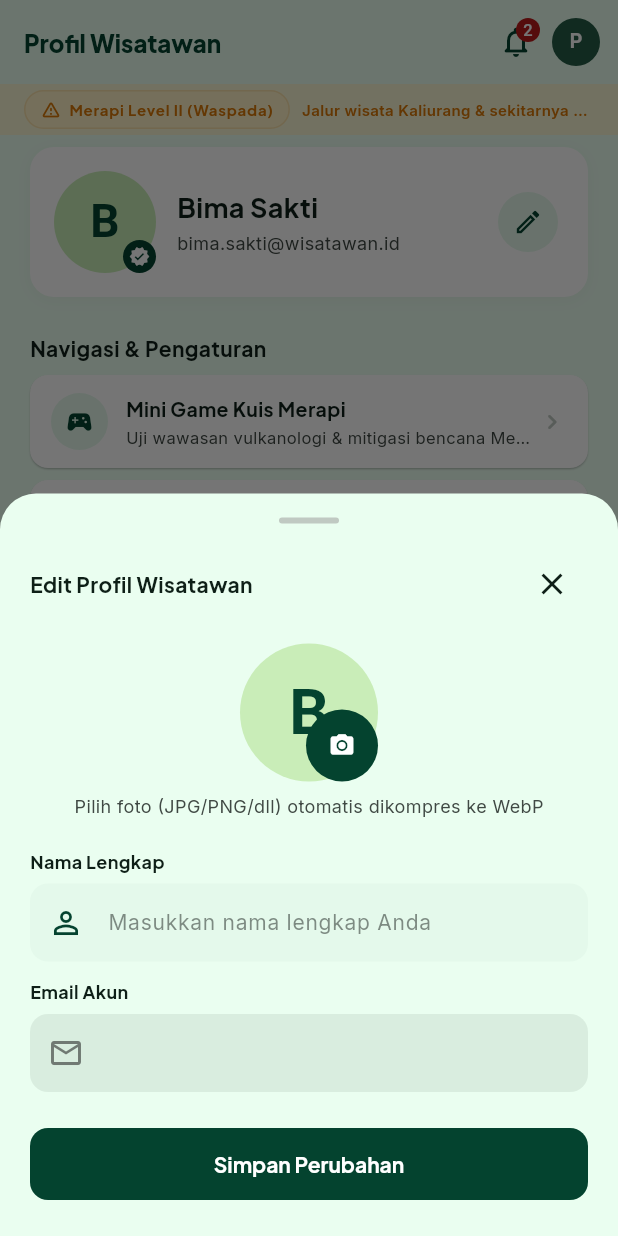
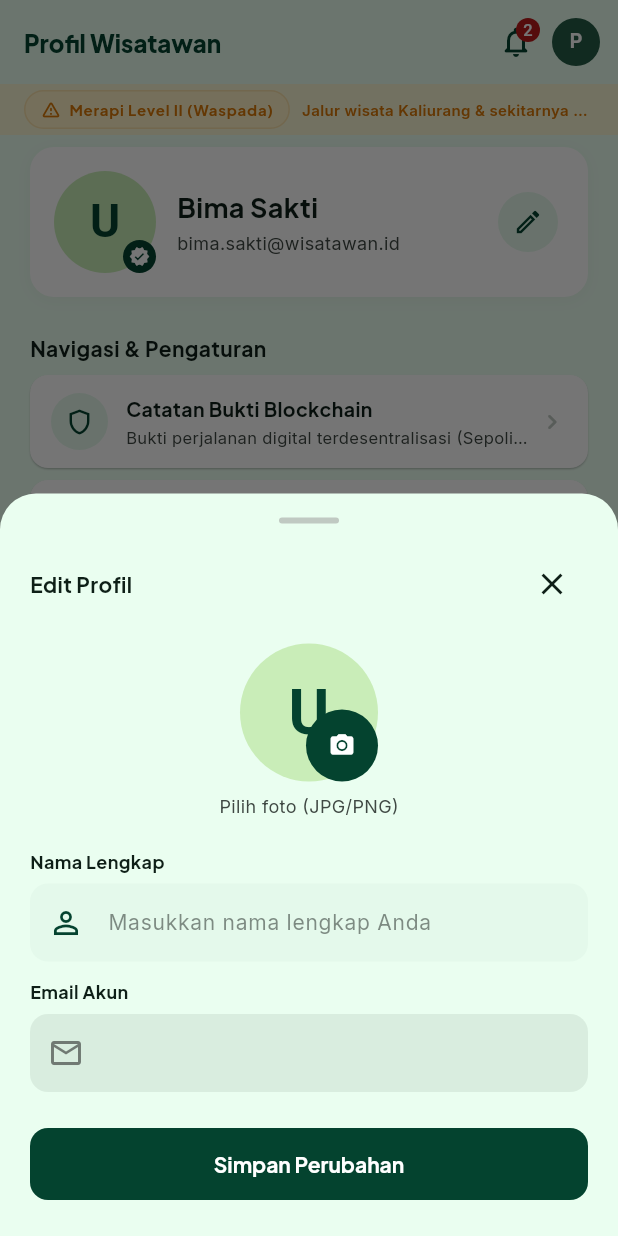
Before and after one commit to BagusFp/mobilehebat, a Flutter app: the MeraTripShellScreen screen opened directly, item 5 of the bottom bar chosen, after a tap on the "edit" icon, on a phone screen of 412 x 824 dp. Run offline on Flutter 3.47's test engine with Material 3 defaults, Android fonts, the phone set to English and light mode, and no system bars; our stand-ins replace flutter_local_notifications, flutter_map, geolocator, google_fonts, image_picker, latlong2 and 6 more; accounts and stored records are empty; network calls fail; project files that could hold a hidden picture were left out.

Commit message:
feat: simplify ProfileScreen by removing unused menu items and updating default user name

```diff
--- a/lib/features/profile/profile_screen.dart
+++ b/lib/features/profile/profile_screen.dart
@@ -9,10 +9,7 @@ import '../../core/constants/app_typography.dart';
 import '../../core/utils/image_compress_helper.dart';
 import '../../data/models/user_model.dart';
 import '../auth/auth_provider.dart';
-import '../quiz/quiz_screen.dart';
-import '../trip/trip_provider.dart';
 import '../blockchain/blockchain_screen.dart';
-import 'course_feedback_screen.dart';
 
 class ProfileScreen extends StatelessWidget {
   final Function(int tabIndex)? onNavigateTab;
@@ -133,21 +130,7 @@ class ProfileScreen extends StatelessWidget {
         ),
         const SizedBox(height: AppDimensions.spaceSm),
 
-        // Menu 1: Mini Game Kuis Merapi
-        _buildMenuItem(
-          context,
-          icon: Icons.sports_esports_rounded,
-          title: 'Mini Game Kuis Merapi',
-          subtitle: 'Uji wawasan vulkanologi & mitigasi bencana Merapi',
-          onTap: () {
-            Navigator.push(
-              context,
-              MaterialPageRoute(builder: (_) => const QuizScreen()),
-            );
-          },
-        ),
-
-        // Menu 2: Catatan Bukti Blockchain
+        // Menu 1: Catatan Bukti Blockchain
         _buildMenuItem(
           context,
           icon: Icons.shield_outlined,
@@ -161,55 +144,11 @@ class ProfileScreen extends StatelessWidget {
           },
         ),
 
-        // Menu 3: Refleksi Kuliah & Evaluasi PAM
-        _buildMenuItem(
-          context,
-          icon: Icons.school_rounded,
-          title: 'Refleksi Kuliah & Evaluasi PAM',
-          subtitle: 'Laporan Ujian Praktikum Pemrograman Aplikasi Mobile',
-          onTap: () {
-            Navigator.push(
-              context,
-              MaterialPageRoute(builder: (_) => const CourseFeedbackScreen()),
-            );
-          },
-        ),
-
-        // Menu 4: Kunci Biometrik Aplikasi
+        // Menu 2: Kunci Biometrik Aplikasi
         _buildBiometricSettingTile(context, auth),
 
         const SizedBox(height: AppDimensions.spaceXl),
 
-        // 3. Tombol Logout & Informasi Versi Aplikasi
-        SizedBox(
-          width: double.infinity,
-          height: 48,
-          child: ElevatedButton.icon(
-            onPressed: () => _showLogoutConfirmation(context, auth),
-            icon: const Icon(Icons.logout_rounded, size: 18),
-            label: const Text(
-              'Keluar dari Akun',
-              style: TextStyle(fontWeight: FontWeight.bold),
-            ),
-            style: ElevatedButton.styleFrom(
-              backgroundColor: AppColors.errorContainer,
-              foregroundColor: AppColors.onErrorContainer,
-              elevation: 0,
-              shape: RoundedRectangleBorder(
-                borderRadius: BorderRadius.circular(AppDimensions.radiusMd),
-              ),
-            ),
-          ),
-        ),
-        const SizedBox(height: 12),
-        Text(
-          'MeraTrip v2.4.0 — Ekowisata Lereng Merapi DIY & Jateng',
-          style: AppTypography.bodySm.copyWith(
-            color: AppColors.outline,
-            fontSize: 11,
-          ),
-          textAlign: TextAlign.center,
-        ),
       ],
     );
   }
@@ -217,8 +156,8 @@ class ProfileScreen extends StatelessWidget {
   /// Avatar Widget yang mendukung URL Supabase, File Lokal, dan Inisial Nama
   Widget _buildUserAvatar(UserModel? user, {required double radius}) {
     final photo = user?.profilePhoto;
-    final name = user?.name.isNotEmpty == true ? user!.name : 'Bima Sakti';
-    final initial = name.isNotEmpty ? name[0].toUpperCase() : 'B';
+    final name = user?.name.isNotEmpty == true ? user!.name : 'User';
+    final initial = name.isNotEmpty ? name[0].toUpperCase() : 'U';
 
     if (photo != null && photo.isNotEmpty) {
       if (photo.startsWith('http')) {
@@ -227,14 +166,6 @@ class ProfileScreen extends StatelessWidget {
           backgroundColor: AppColors.secondaryContainer,
           backgroundImage: NetworkImage(photo),
           onBackgroundImageError: (exception, stackTrace) {},
-          child: Text(
-            initial,
-            style: TextStyle(
-              fontSize: radius * 0.9,
-              fontWeight: FontWeight.bold,
-              color: AppColors.primary,
-            ),
-          ),
         );
       } else {
         final localFile = File(photo);
@@ -265,7 +196,7 @@ class ProfileScreen extends StatelessWidget {
   /// Dialog / Modal Sheet Edit Profil Pengguna
   void _showEditProfileDialog(BuildContext context, AuthProvider auth) {
     final user = auth.currentUser;
-    final nameController = TextEditingController(text: user?.name ?? 'Bima Sakti');
+    final nameController = TextEditingController(text: user?.name ?? 'User');
     Uint8List? selectedImageBytes;
     bool isCompressing = false;
     String? compressionStats;
@@ -312,7 +243,7 @@ class ProfileScreen extends StatelessWidget {
                       mainAxisAlignment: MainAxisAlignment.spaceBetween,
                       children: [
                         Text(
-                          'Edit Profil Wisatawan',
+                          'Edit Profil',
                           style: AppTypography.titleMd.copyWith(
                             fontWeight: FontWeight.bold,
                             color: AppColors.onSurface,
@@ -427,7 +358,7 @@ class ProfileScreen extends StatelessWidget {
                           ] else ...[
                             const SizedBox(height: 8),
                             Text(
-                              'Pilih foto (JPG/PNG/dll) otomatis dikompres ke WebP',
+                              'Pilih foto (JPG/PNG)',
                               style: AppTypography.bodySm.copyWith(
                                 color: AppColors.onSurfaceVariant,
                                 fontSize: 12,
@@ -556,7 +487,7 @@ class ProfileScreen extends StatelessWidget {
                                     Navigator.pop(sheetCtx);
                                     ScaffoldMessenger.of(context).showSnackBar(
                                       const SnackBar(
-                                        content: Text('Profil dan foto berhasil diperbarui di Supabase.'),
+                                        content: Text('Profil dan foto berhasil diperbarui'),
                                         backgroundColor: AppColors.secondary,
                                       ),
                                     );
@@ -1093,85 +1024,4 @@ class ProfileScreen extends StatelessWidget {
     );
   }
 
-  /// Dialog Konfirmasi Logout
-  void _showLogoutConfirmation(BuildContext context, AuthProvider auth) {
-    showModalBottomSheet(
-      context: context,
-      isScrollControlled: true,
-      shape: const RoundedRectangleBorder(
-        borderRadius: BorderRadius.vertical(top: Radius.circular(AppDimensions.radiusXl)),
-      ),
-      builder: (sheetCtx) => SafeArea(
-        child: SingleChildScrollView(
-          padding: const EdgeInsets.all(AppDimensions.margin),
-          child: Column(
-            mainAxisSize: MainAxisSize.min,
-            children: [
-              Container(
-                width: 40,
-                height: 4,
-                decoration: BoxDecoration(
-                  color: AppColors.outlineVariant,
-                  borderRadius: BorderRadius.circular(AppDimensions.radiusFull),
-                ),
-              ),
-              const SizedBox(height: 16),
-              Container(
-                width: 52,
-                height: 52,
-                decoration: const BoxDecoration(
-                  color: AppColors.errorContainer,
-                  shape: BoxShape.circle,
-                ),
-                child: const Icon(Icons.logout, color: AppColors.error, size: 28),
-              ),
-              const SizedBox(height: 12),
-              Text(
-                'Akhiri Sesi Penjelajahan?',
-                style: AppTypography.headlineSm.copyWith(fontWeight: FontWeight.bold),
-              ),
-              const SizedBox(height: 6),
-              Text(
-                'Sesi Supabase akan diakhiri dan aplikasi kembali ke layar login.',
-                style: AppTypography.bodyMd.copyWith(color: AppColors.onSurfaceVariant),
-                textAlign: TextAlign.center,
-              ),
-              const SizedBox(height: 20),
-              SizedBox(
-                width: double.infinity,
-                height: 48,
-                child: ElevatedButton(
-                  onPressed: () async {
-                    Navigator.pop(sheetCtx);
-                    context.read<TripProvider>().clearSession();
-                    await auth.logout();
-                  },
-                  style: ElevatedButton.styleFrom(
-                    backgroundColor: AppColors.error,
-                    foregroundColor: AppColors.onError,
-                    shape: RoundedRectangleBorder(
-                      borderRadius: BorderRadius.circular(AppDimensions.radiusMd),
-                    ),
-                  ),
-                  child: const Text(
-                    'Ya, Keluar Akun',
-                    style: TextStyle(fontWeight: FontWeight.bold),
-                  ),
-                ),
-              ),
-              const SizedBox(height: 8),
-              SizedBox(
-                width: double.infinity,
-                height: 48,
-                child: TextButton(
-                  onPressed: () => Navigator.pop(sheetCtx),
-                  child: const Text('Tetap di Sini'),
-                ),
-              ),
-            ],
-          ),
-        ),
-      ),
-    );
-  }
 }
```
